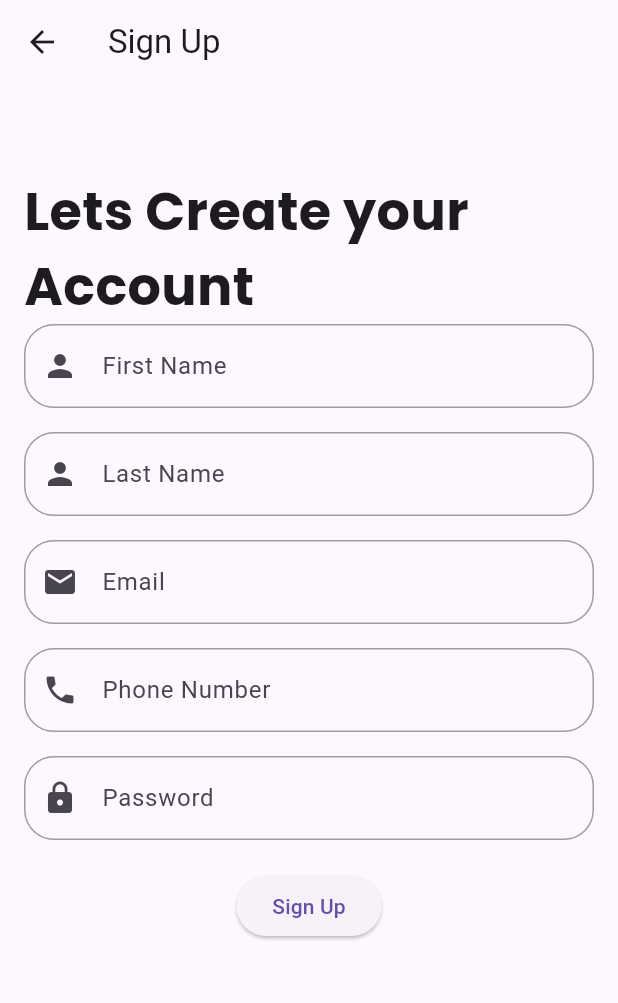
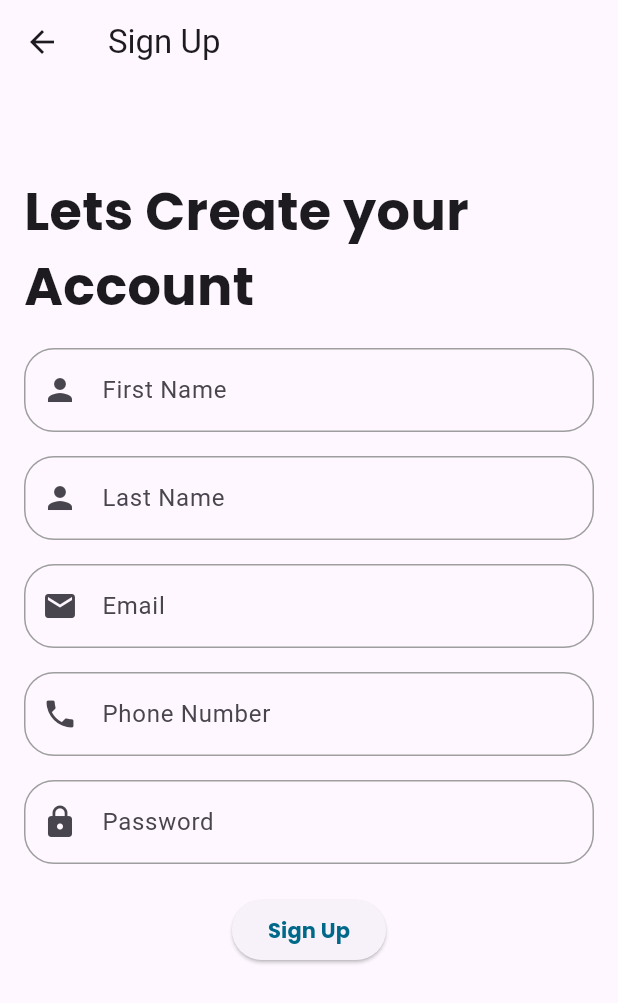
Before and after one commit to agojolai/RENT_Pinesville, a Flutter app: the SignUpScreen screen opened by its route, on a phone screen of 412 x 824 dp. Shown: the top 1003 px of the screen. Run offline on Flutter 3.47's test engine with Material 3 defaults, Android fonts, the phone set to English and light mode, and no system bars; project files that could hold a hidden picture were left out.

Commit message:
Create Account Page 2

```diff
--- a/lib/pages/create_account.dart
+++ b/lib/pages/create_account.dart
@@ -24,6 +24,7 @@ class SignUpScreen extends StatelessWidget {
                 fontWeight: FontWeight.bold,
                 fontFamily: 'Poppins'
               ),),
+              SizedBox(height: 16),
               TextFormField(
                 decoration: InputDecoration(
                   labelText: 'First Name',
@@ -122,6 +123,7 @@ class SignUpScreen extends StatelessWidget {
 
               SizedBox(height: 20),
               ElevatedButton(
+
                 onPressed: () {
                   if (_formKey.currentState!.validate()) {
                     // Process data.
@@ -129,7 +131,13 @@ class SignUpScreen extends StatelessWidget {
                         SnackBar(content: Text('Processing Data')));
                   }
                 },
-                child: Text('Sign Up'),
+
+                child: Text('Sign Up',
+                style: TextStyle(
+                  color: Color(0xFF006989),
+                  fontFamily: 'Poppins',
+                  fontWeight: FontWeight.bold,
+                ),),
               ),
             ],
           ),
```
